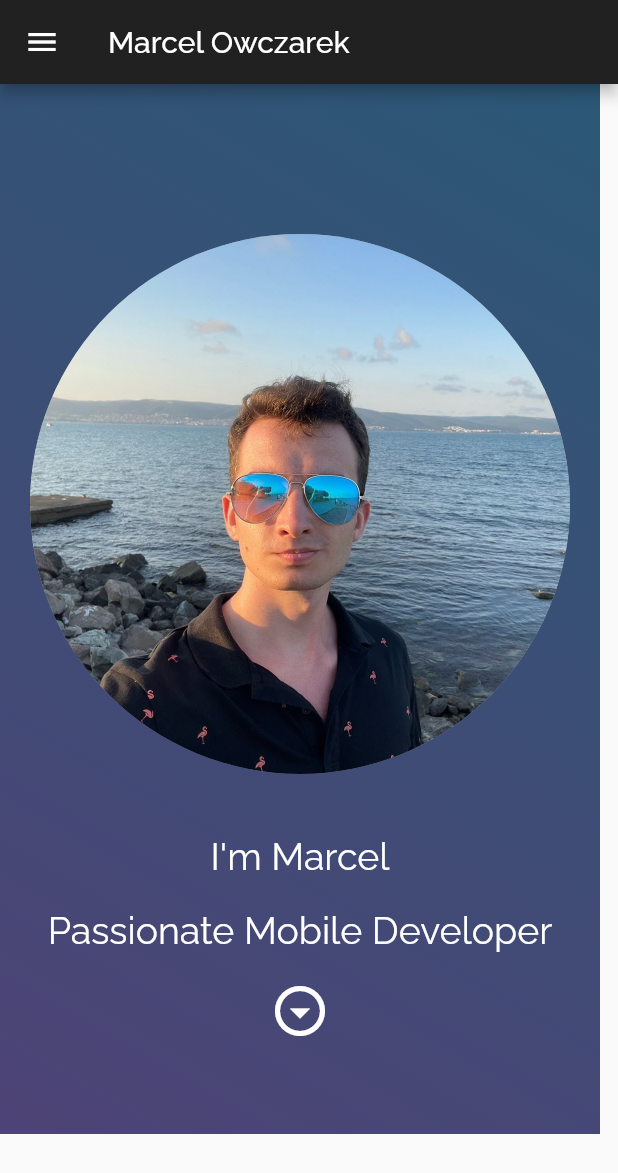
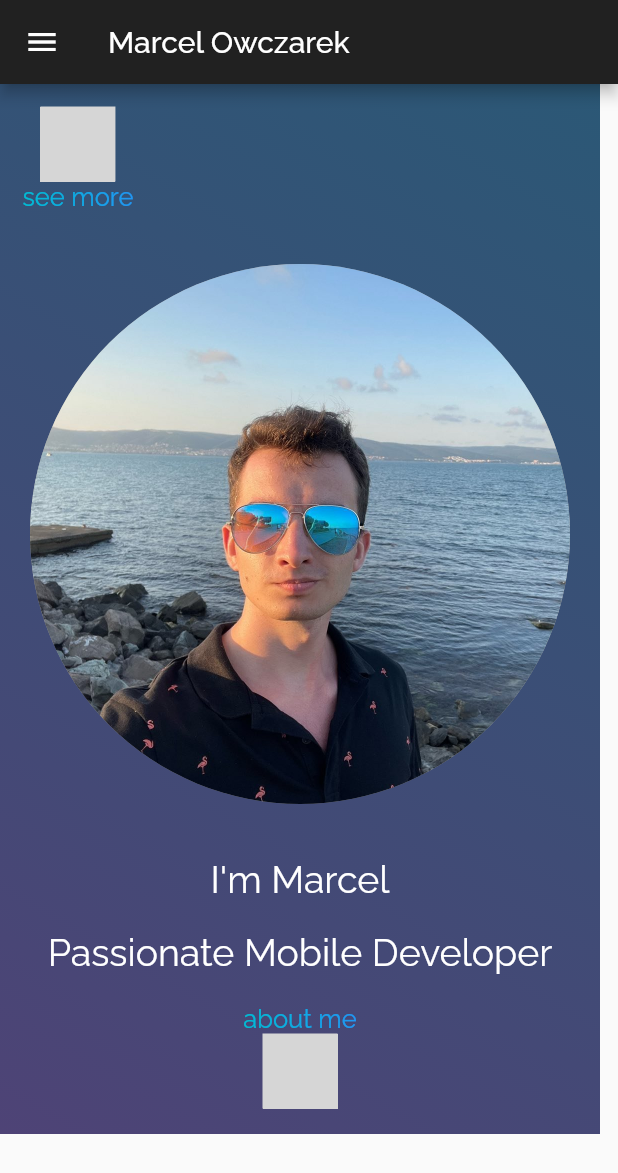
Before and after one commit to MarcelOwczarek/own_website, a Flutter app: the screen it shows after launch, on a phone screen of 412 x 824 dp. Shown: the top 1173 px of the screen. Run offline on Flutter 3.47's test engine with Material 2 defaults, Android fonts, the phone set to English and light mode, and no system bars; drawn by our look-alikes of simple_gradient_text; our stand-ins replace google_fonts, lottie; network calls fail; grey boxes are pictures that could not be loaded.

Commit message:
Add two animations

```diff
--- a/lib/main.dart
+++ b/lib/main.dart
@@ -1,5 +1,7 @@
 import 'package:flutter/material.dart';
 import 'package:google_fonts/google_fonts.dart';
+import 'package:lottie/lottie.dart';
+import 'package:simple_gradient_text/simple_gradient_text.dart';
 
 void main() {
   runApp(const MyApp());
@@ -44,13 +46,41 @@ class MyApp extends StatelessWidget {
             children: [
               Column(
                 children: [
-                  const SizedBox(height: 100),
+                  Row(
+                    children: [
+                      Padding(
+                        padding: const EdgeInsets.all(15),
+                        child: Column(
+                          children: [
+                            Lottie.network(
+                              'https://assets2.lottiefiles.com/packages/lf20_o0m8c13d.json',
+                              width: 50,
+                              height: 50,
+                            ),
+                            GradientText(
+                              'see more',
+                              style: GoogleFonts.raleway(fontSize: 17),
+                              gradientType: GradientType.linear,
+                              colors: const [
+                                Colors.cyan,
+                                Colors.blue,
+                              ],
+                            ),
+                          ],
+                        ),
+                      ),
+                    ],
+                  ),
+                  const SizedBox(
+                    width: 130,
+                  ),
+                  const SizedBox(height: 20),
                   const CircleAvatar(
                     backgroundImage: AssetImage('images/picture.jpg'),
                     radius: 180,
                     backgroundColor: Colors.grey,
                   ),
-                  const SizedBox(height: 40),
+                  const SizedBox(height: 35),
                   Text(
                     "I'm Marcel",
                     style:
@@ -63,10 +93,19 @@ class MyApp extends StatelessWidget {
                         GoogleFonts.raleway(fontSize: 25, color: Colors.white),
                   ),
                   const SizedBox(height: 20),
-                  const Icon(
-                    Icons.arrow_drop_down_circle_outlined,
-                    size: 40,
-                    color: Colors.white,
+                  GradientText(
+                    'about me',
+                    style: GoogleFonts.raleway(fontSize: 17),
+                    gradientType: GradientType.linear,
+                    colors: const [
+                      Colors.cyan,
+                      Colors.blue,
+                    ],
+                  ),
+                  Lottie.network(
+                    'https://assets4.lottiefiles.com/packages/lf20_dxwu3xu0.json',
+                    width: 50,
+                    height: 50,
                   )
                 ],
               )
--- a/pubspec.yaml
+++ b/pubspec.yaml
@@ -36,6 +36,9 @@ dependencies:
   # Use with the CupertinoIcons class for iOS style icons.
   cupertino_icons: ^1.0.2
   google_fonts: ^4.0.3
+  lottie: ^2.2.0
+  simple_gradient_text: ^1.2.4
+
 
 dev_dependencies:
   flutter_test:
```
Also changed, not shown: pubspec.lock.
